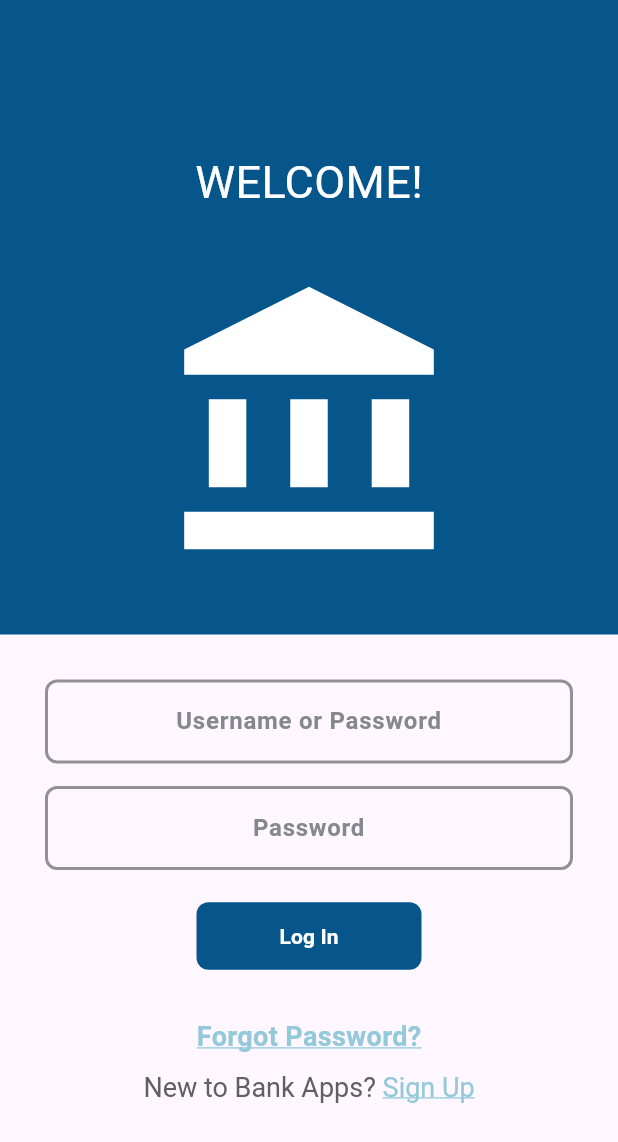
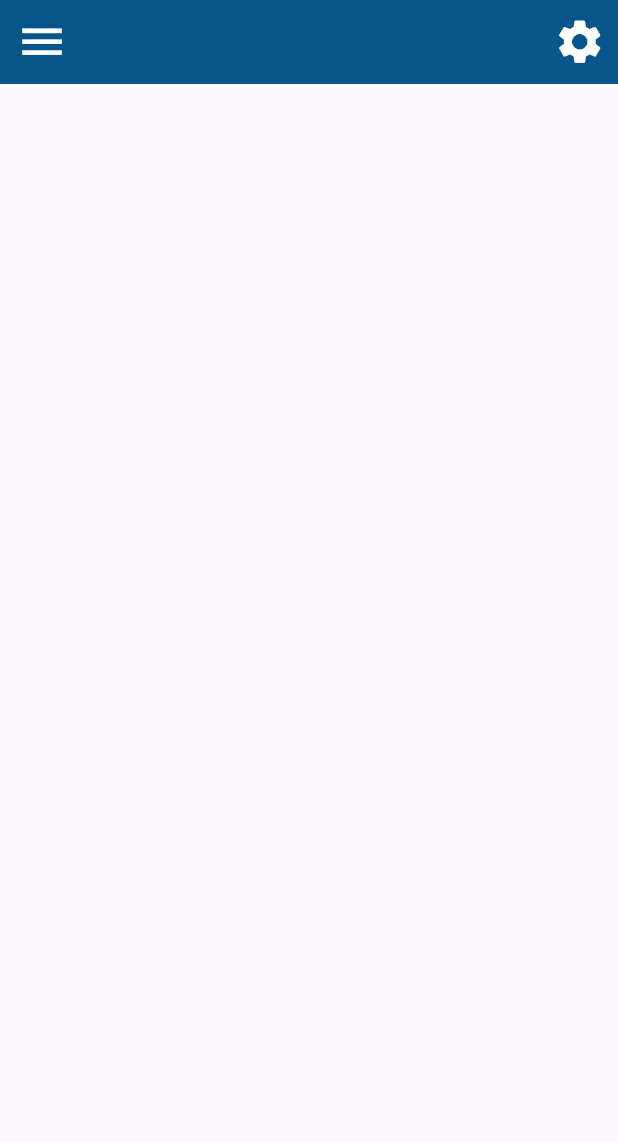
Before and after one commit to MahfuzAhmed28/bank_mobile_app, a Flutter app: the screen it shows after launch, on a phone screen of 412 x 824 dp. Shown: the top 1142 px of the screen. Run offline on Flutter 3.47's test engine with Material 3 defaults, Android fonts, the phone set to English and light mode, and no system bars.

```diff
--- a/lib/app/app_routes.dart
+++ b/lib/app/app_routes.dart
@@ -1,5 +1,6 @@
 import 'package:bank_mobile_app/features/auth/ui/screens/sign_in_screen.dart';
 import 'package:bank_mobile_app/features/auth/ui/screens/sign_up_screen.dart';
+import 'package:bank_mobile_app/features/home/ui/screens/home_screen.dart';
 import 'package:flutter/material.dart';
 import 'package:flutter/widgets.dart';
 
@@ -12,6 +13,9 @@ class AppRoutes{
     else if(settings.name==SignUpScreen.name){
       route= const SignUpScreen();
     }
+    else if(settings.name==HomeScreen.name){
+      route=const HomeScreen();
+    }
 
     return MaterialPageRoute(builder: (_)=> route);
   }
--- a/lib/app/theme_data.dart
+++ b/lib/app/theme_data.dart
@@ -34,4 +34,5 @@ ThemeData appThemeData=ThemeData(
       )
     )
   ),
+
 );
--- a/lib/features/auth/ui/screens/sign_in_screen.dart
+++ b/lib/features/auth/ui/screens/sign_in_screen.dart
@@ -6,7 +6,7 @@ import 'package:flutter/material.dart';
 class SignInScreen extends StatefulWidget {
   const SignInScreen({super.key});
 
-  static const String name='/';
+  static const String name='/sign-in-screen';
 
   @override
   State<SignInScreen> createState() => _SignInScreenState();
--- /dev/null
+++ b/lib/features/home/ui/screens/home_screen.dart
@@ -0,0 +1,57 @@
+import 'package:bank_mobile_app/app/app_colors.dart';
+import 'package:flutter/material.dart';
+
+class HomeScreen extends StatefulWidget {
+  const HomeScreen({super.key});
+
+  static const String name='/';
+
+  @override
+  State<HomeScreen> createState() => _HomeScreenState();
+}
+
+class _HomeScreenState extends State<HomeScreen> {
+  @override
+  Widget build(BuildContext context) {
+    return Scaffold(
+      drawer: Drawer(
+        child: ListView(
+          children: [
+            DrawerHeader(
+              decoration: BoxDecoration(
+                color: Colors.blue
+              ),
+              child: Text(
+                'Menu',
+                style: TextStyle(
+                  fontSize: 24,
+                  color: Colors.white
+                ),
+              ),
+            ),
+            ListTile(
+              leading: Icon(Icons.home),
+              title: Text('Home'),
+              onTap: (){
+                Navigator.pop(context);
+              },
+            )
+          ],
+        ),
+      ),
+      appBar: AppBar(
+        iconTheme: IconThemeData(
+          color: Colors.white,
+          size: 35,
+        ),
+        backgroundColor: AppColors.themeColor,
+        actions: [
+          IconButton(
+            onPressed: (){},
+            icon: Icon(Icons.settings),
+          )
+        ],
+      ),
+    );
+  }
+}
```
